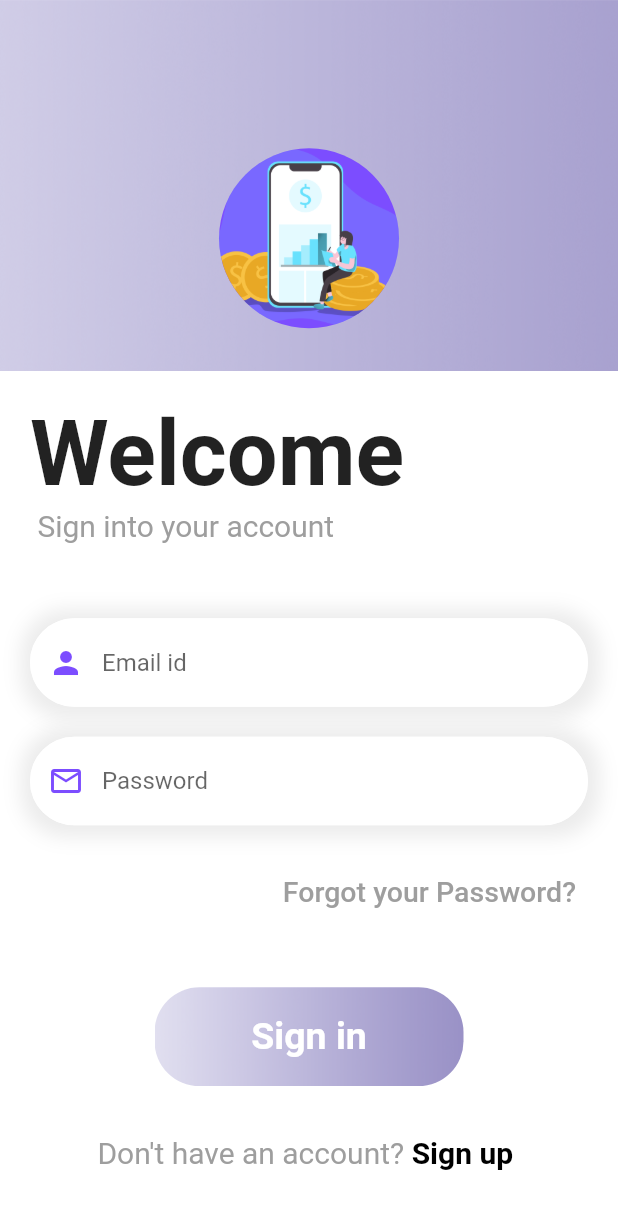
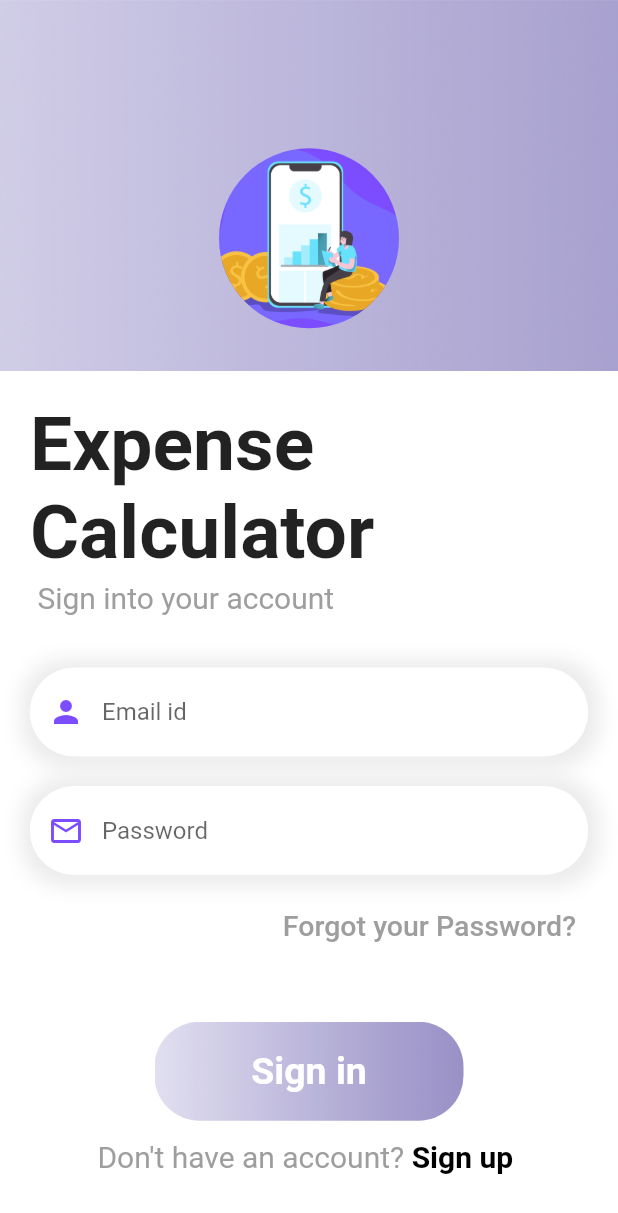
Before and after one commit to Divyanshiy238/Expense-Calculator, a Flutter app: the screen it shows after launch, on a phone screen of 412 x 824 dp. Shown: the top 1213 px of the screen. Run offline on Flutter 3.47's test engine with Material 2 defaults, Android fonts, the phone set to English and light mode, and no system bars; our stand-ins replace cloud_firestore, firebase_auth, firebase_core; accounts and stored records are empty.

Commit message:
Initial Commit

```diff
--- a/lib/Welcome_page.dart
+++ b/lib/Welcome_page.dart
@@ -20,7 +20,7 @@ class WelcomePage extends StatelessWidget {
               decoration: BoxDecoration(
                   image: DecorationImage(
                       image: AssetImage(
-                          "img/signup.png"
+                          "img/loginbtn.png"
                       ),
                       fit:BoxFit.cover
                   )
--- a/lib/login_page.dart
+++ b/lib/login_page.dart
@@ -57,9 +57,9 @@ class _LoginPageState extends State<LoginPage> {
                       children: [
                         SizedBox(height:20,),
                         Text(
-                          "Welcome",
+                          "Expense Calculator",
                           style: TextStyle(
-                              fontSize: 60,
+                              fontSize: 50,
                               fontWeight: FontWeight.bold
                           ),
                         ),
@@ -71,7 +71,7 @@ class _LoginPageState extends State<LoginPage> {
                               color:Colors.grey[500]
                           ),
                         ),
-                        SizedBox(height:50,),
+                        SizedBox(height:35,),
                         Container(
                           decoration: BoxDecoration(
                               color:Colors.white,
@@ -150,7 +150,7 @@ class _LoginPageState extends State<LoginPage> {
                               )
                           ),
                         ),
-                        SizedBox(height: 20,),
+                        SizedBox(height: 10,),
                         Row(
                           children:[
                             Expanded(child: Container(),),
@@ -227,7 +227,7 @@ class _LoginPageState extends State<LoginPage> {
                     ),
                   ),
                 ),
-                SizedBox(height:w*0.08),
+                SizedBox(height:w*0.03),
                 RichText(text:TextSpan(
                     text:"Don\'t have an account?",
                     style: TextStyle(
```
